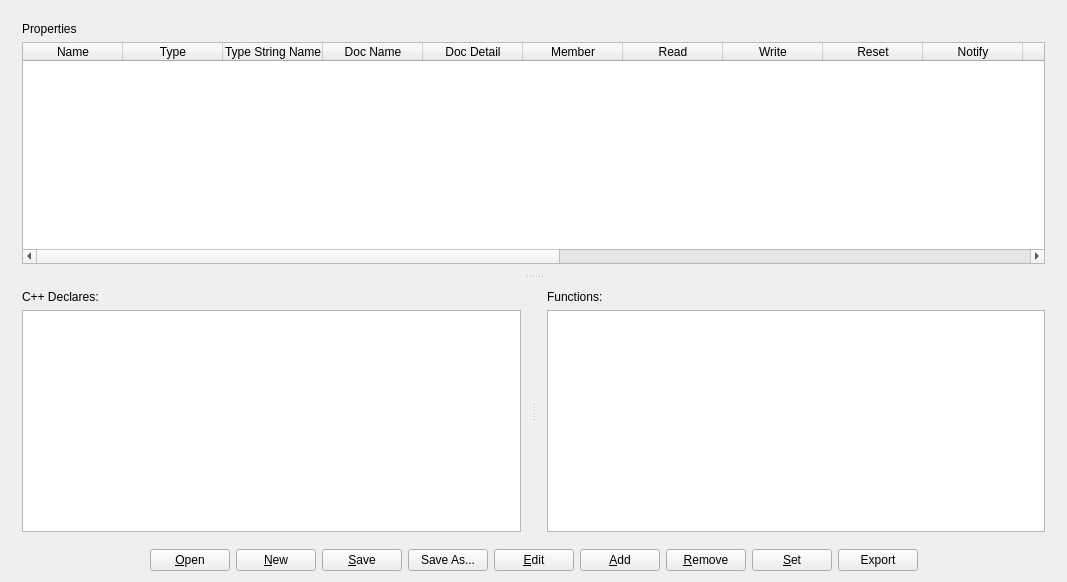
The window that widget.ui (panuins/QtPropertyCodeGenerator) describes before a commit, drawn with Qt 5.
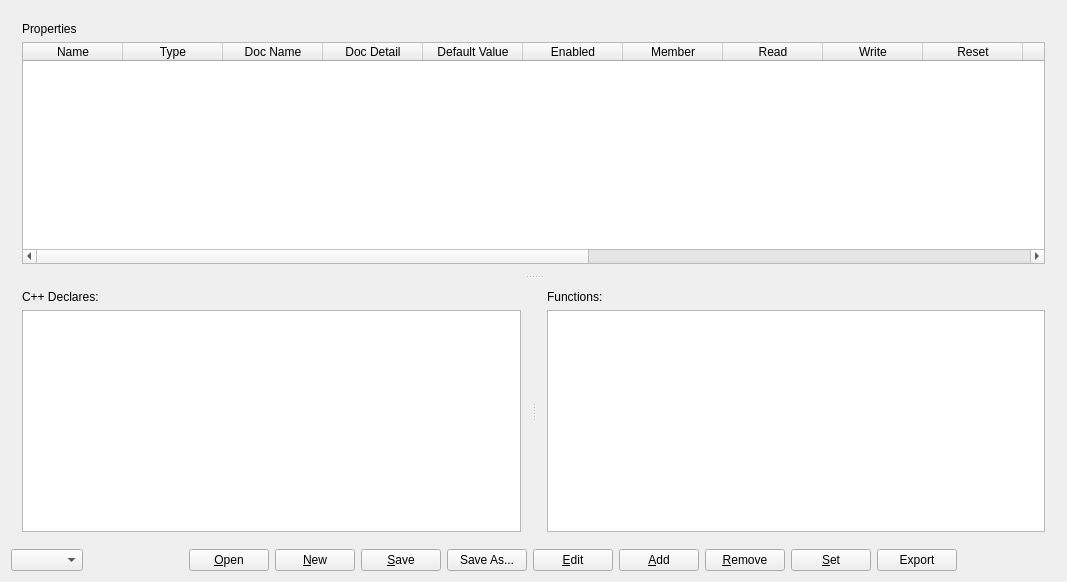
The same window after the commit.

The edit to the form file:
```diff
--- a/widget.ui
+++ b/widget.ui
@@ -55,11 +55,6 @@
            <string>Type</string>
           </property>
          </column>
-         <column>
-          <property name="text">
-           <string>Type String Name</string>
-          </property>
-         </column>
          <column>
           <property name="text">
            <string>Doc Name</string>
@@ -70,6 +65,16 @@
            <string>Doc Detail</string>
           </property>
          </column>
+         <column>
+          <property name="text">
+           <string>Default Value</string>
+          </property>
+         </column>
+         <column>
+          <property name="text">
+           <string>Enabled</string>
+          </property>
+         </column>
          <column>
           <property name="text">
            <string>Member</string>
@@ -130,16 +135,6 @@
            <string>Final</string>
           </property>
          </column>
-         <column>
-          <property name="text">
-           <string>Enabled</string>
-          </property>
-         </column>
-         <column>
-          <property name="text">
-           <string>Default Value</string>
-          </property>
-         </column>
         </widget>
        </item>
       </layout>
@@ -201,6 +196,9 @@
    </item>
    <item>
     <layout class="QHBoxLayout" name="horizontalLayout">
+     <item>
+      <widget class="QComboBox" name="comboBoxSelectPropertiesGroups"/>
+     </item>
      <item>
       <spacer name="horizontalSpacer">
        <property name="orientation">
```
Left out of the diff: 18 changed lines with no effect on the pictures.
